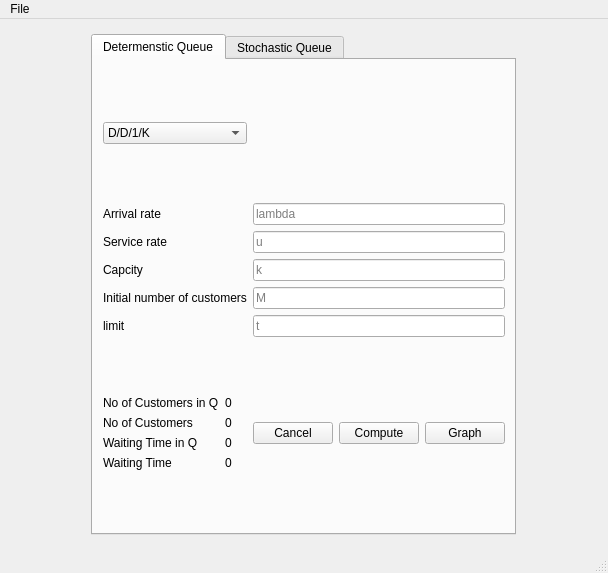
Old version of the form views/untitled.ui in the repository abdo-mongy/Queuing-theory-.
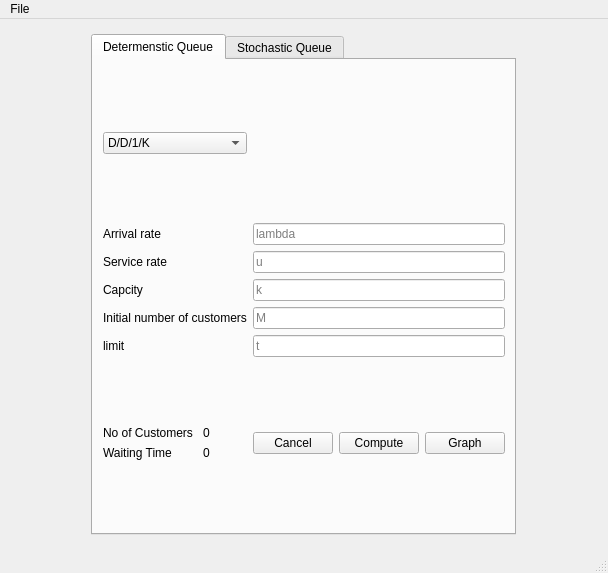
New version of the form.

The edit to the form file:
```diff
--- a/views/untitled.ui
+++ b/views/untitled.ui
@@ -173,13 +173,6 @@
            <layout class="QHBoxLayout" name="horizontalLayout_5">
             <item>
              <layout class="QVBoxLayout" name="verticalLayout_3">
-              <item>
-               <widget class="QLabel" name="labe">
-                <property name="text">
-                 <string>No of Customers in Q</string>
-                </property>
-               </widget>
-              </item>
               <item>
                <widget class="QLabel" name="label_16">
                 <property name="text">
@@ -187,13 +180,6 @@
                 </property>
                </widget>
               </item>
-              <item>
-               <widget class="QLabel" name="label_15">
-                <property name="text">
-                 <string>Waiting Time in Q</string>
-                </property>
-               </widget>
-              </item>
               <item>
                <widget class="QLabel" name="label_14">
                 <property name="text">
@@ -205,13 +191,6 @@
             </item>
             <item>
              <layout class="QVBoxLayout" name="verticalLayout_5">
-              <item>
-               <widget class="QLabel" name="no_of_customers_in_q">
-                <property name="text">
-                 <string>0</string>
-                </property>
-               </widget>
-              </item>
               <item>
                <widget class="QLabel" name="no_of_customers">
                 <property name="text">
@@ -219,13 +198,6 @@
                 </property>
                </widget>
               </item>
-              <item>
-               <widget class="QLabel" name="waiting_time_in_q">
-                <property name="text">
-                 <string>0</string>
-                </property>
-               </widget>
-              </item>
               <item>
                <widget class="QLabel" name="waiting_time">
                 <property name="text">
```
Left out of the diff: 2 changed lines with no effect on the pictures.
